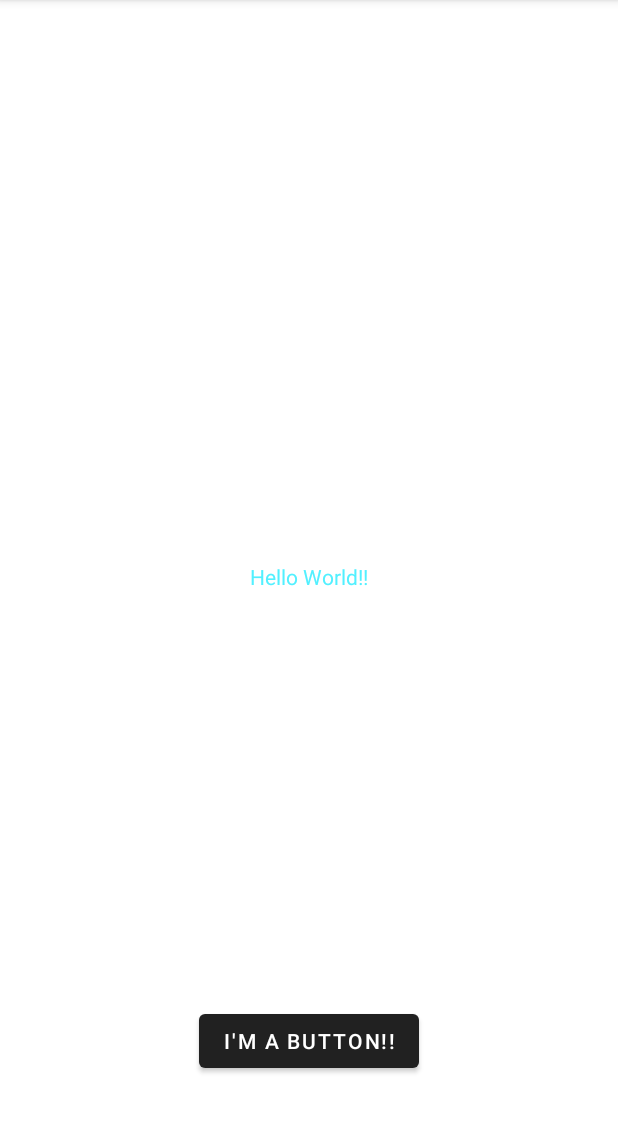
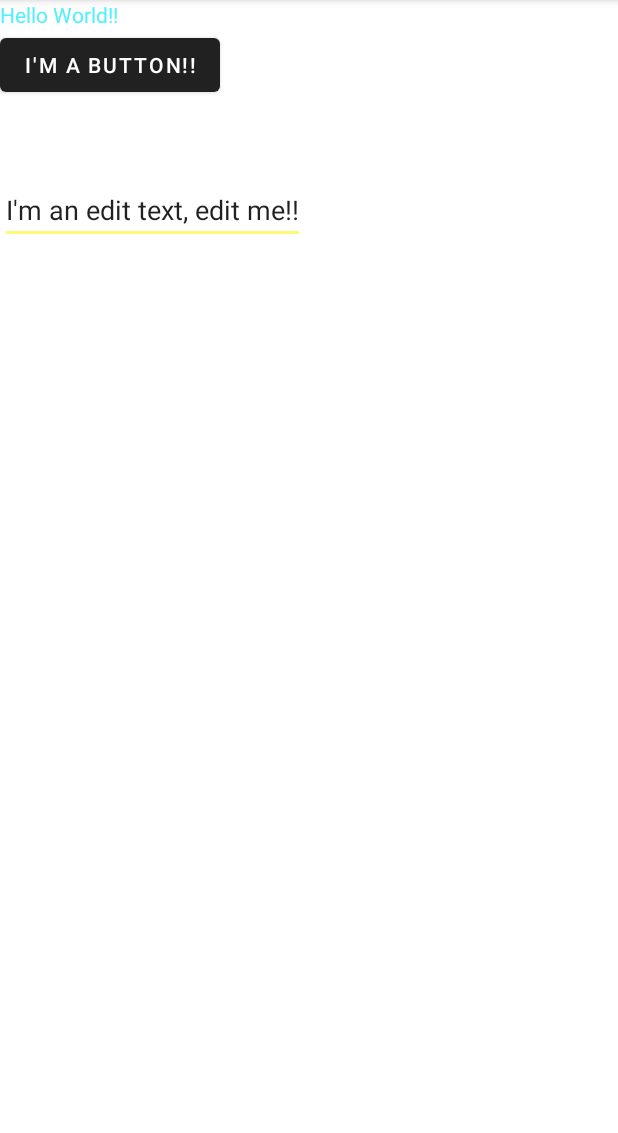
Before and after one commit to emiliodutra/Lab2, an Android app: the screen it shows after launch (MainActivity), on a phone screen of 412 x 824 dp, the part 84-1217 px from its top. Run offline under Robolectric (Android 15) with nearby library versions, the phone set to English and light mode, and no system bars.

Commit message:
1st Commit lab 2: edit text works fully using an on-click listener

```diff
--- a/app/src/main/java/com/example/lab2/MainActivity.java
+++ b/app/src/main/java/com/example/lab2/MainActivity.java
@@ -3,6 +3,10 @@ package com.example.lab2;
 import androidx.appcompat.app.AppCompatActivity;
 
 import android.os.Bundle;
+import android.view.View;
+import android.widget.Button;
+import android.widget.EditText;
+import android.widget.TextView;
 
 public class MainActivity extends AppCompatActivity {
 
@@ -10,5 +14,16 @@ public class MainActivity extends AppCompatActivity {
     protected void onCreate(Bundle savedInstanceState) {
         super.onCreate(savedInstanceState);
         setContentView(R.layout.activity_main);
+        TextView mytext = findViewById(R.id.textview);
+        Button mybutton = findViewById(R.id.mybutton);
+        EditText myedit = findViewById(R.id.myedittext);
+
+        mybutton.setOnClickListener(new View.OnClickListener() {
+            @Override
+            public void onClick(View view) {
+                String editString = myedit.getText().toString();
+                mytext.setText("Your edit has: " + editString);
+            }
+        });
     }
 }
--- a/app/src/main/res/layout/activity_main.xml
+++ b/app/src/main/res/layout/activity_main.xml
@@ -1,30 +1,31 @@
 <?xml version="1.0" encoding="utf-8"?>
-<androidx.constraintlayout.widget.ConstraintLayout xmlns:android="http://schemas.android.com/apk/res/android"
-    xmlns:app="http://schemas.android.com/apk/res-auto"
+<LinearLayout xmlns:android="http://schemas.android.com/apk/res/android"
     xmlns:tools="http://schemas.android.com/tools"
     android:layout_width="match_parent"
     android:layout_height="match_parent"
+    android:orientation="vertical"
     tools:context=".MainActivity">
 
     <TextView
+        android:id="@+id/textview"
         android:layout_width="wrap_content"
         android:layout_height="wrap_content"
         android:text="@string/hello_message"
-        app:layout_constraintBottom_toBottomOf="parent"
-        app:layout_constraintEnd_toEndOf="parent"
-        app:layout_constraintStart_toStartOf="parent"
-        app:layout_constraintTop_toTopOf="parent" />
+         />
 
     <Button
+        android:id="@+id/mybutton"
         android:layout_width="wrap_content"
         android:layout_height="wrap_content"
         android:layout_marginBottom="50dp"
         android:text="@string/string_button"
-        app:layout_constraintBottom_toBottomOf="parent"
-        app:layout_constraintEnd_toEndOf="parent"
-        app:layout_constraintHorizontal_bias="0.5"
-        app:layout_constraintStart_toStartOf="parent"
-        tools:ignore="MissingConstraints"
+        />
+    <EditText
+        android:id="@+id/myedittext"
+        android:layout_width="wrap_content"
+        android:layout_height="wrap_content"
+        android:text="@string/editmessage"
+        android:hint="@string/hinttext"
         />
 
-</androidx.constraintlayout.widget.ConstraintLayout>
+</LinearLayout>
--- a/app/src/main/res/values/strings.xml
+++ b/app/src/main/res/values/strings.xml
@@ -2,4 +2,6 @@
     <string name="app_name">Lab2</string>
     <string name="hello_message">Hello World!!</string>
     <string name="string_button">I\'m a button!!</string>
+    <string name="editmessage">I\'m an edit text, edit me!!</string>
+    <string name="hinttext">Write something here</string>
 </resources>
```
